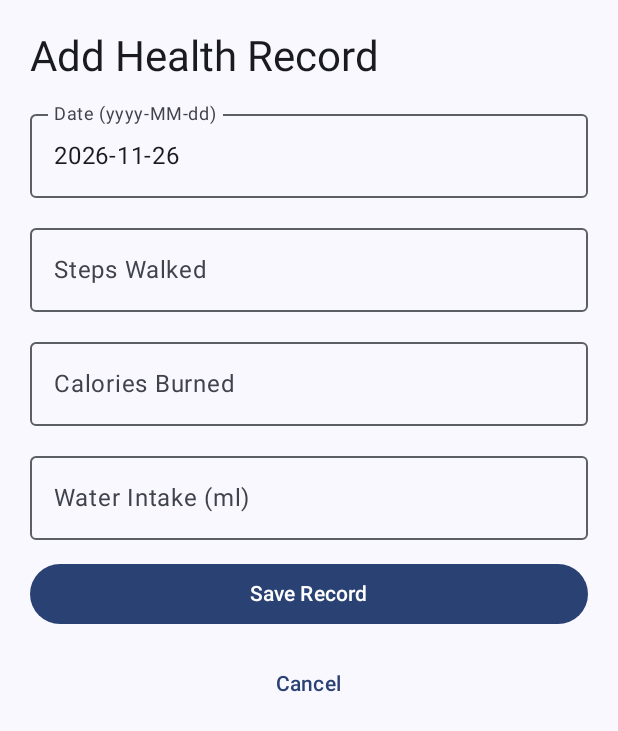
After one commit to Zaid226615/HealthMate-Mobile.App, an Android app built with Jetpack Compose: the composable AddRecord shown on its own in the app's theme, on a phone screen of 412 x 824 dp. The commit adds this screen. Shown: the top 731 px of the screen. Run offline under Robolectric (Android 15) with nearby library versions, the phone set to English and light mode, and no system bars.

Commit message:
Implement SQLite health record CRUD functionality

```diff
--- /dev/null
+++ b/app/src/main/java/com/example/healthmate/AddRecord.kt
@@ -0,0 +1,156 @@
+package com.example.healthmate
+
+import androidx.compose.foundation.layout.*
+import androidx.compose.foundation.rememberScrollState
+import androidx.compose.foundation.text.KeyboardOptions
+import androidx.compose.foundation.verticalScroll
+import androidx.compose.material3.*
+import androidx.compose.runtime.*
+import androidx.compose.ui.Modifier
+import androidx.compose.ui.text.input.KeyboardType
+import androidx.compose.ui.unit.dp
+import java.text.SimpleDateFormat
+import java.util.Date
+import java.util.Locale
+
+@Composable
+fun AddRecord(
+    onSave: (HealthRecord) -> Unit,
+    onCancel: () -> Unit,
+    recordToEdit: HealthRecord? = null
+) {
+
+    var date by remember(recordToEdit?.id) {
+        mutableStateOf(
+            recordToEdit?.date
+                ?: SimpleDateFormat(
+                    "yyyy-MM-dd",
+                    Locale.getDefault()
+                ).format(Date())
+        )
+    }
+
+    var steps by remember(recordToEdit?.id) {
+        mutableStateOf(recordToEdit?.steps?.toString() ?: "")
+    }
+
+    var calories by remember(recordToEdit?.id) {
+        mutableStateOf(recordToEdit?.calories?.toString() ?: "")
+    }
+
+    var water by remember(recordToEdit?.id) {
+        mutableStateOf(recordToEdit?.water?.toString() ?: "")
+    }
+
+    var errorMessage by remember {
+        mutableStateOf("")
+    }
+
+    Column(
+        modifier = Modifier
+            .fillMaxSize()
+            .verticalScroll(rememberScrollState())
+            .padding(20.dp),
+
+        verticalArrangement = Arrangement.spacedBy(12.dp)
+    ) {
+
+        Text(
+            text = if (recordToEdit == null)
+                "Add Health Record"
+            else
+                "Update Health Record",
+            style = MaterialTheme.typography.headlineMedium
+        )
+
+        OutlinedTextField(
+            value = date,
+            onValueChange = { date = it },
+            label = { Text("Date (yyyy-MM-dd)") },
+            modifier = Modifier.fillMaxWidth()
+        )
+
+        OutlinedTextField(
+            value = steps,
+            onValueChange = { steps = it },
+            label = { Text("Steps Walked") },
+            keyboardOptions = KeyboardOptions(
+                keyboardType = KeyboardType.Number
+            ),
+            modifier = Modifier.fillMaxWidth()
+        )
+
+        OutlinedTextField(
+            value = calories,
+            onValueChange = { calories = it },
+            label = { Text("Calories Burned") },
+            keyboardOptions = KeyboardOptions(
+                keyboardType = KeyboardType.Number
+            ),
+            modifier = Modifier.fillMaxWidth()
+        )
+
+        OutlinedTextField(
+            value = water,
+            onValueChange = { water = it },
+            label = { Text("Water Intake (ml)") },
+            keyboardOptions = KeyboardOptions(
+                keyboardType = KeyboardType.Number
+            ),
+            modifier = Modifier.fillMaxWidth()
+        )
+
+        if (errorMessage.isNotEmpty()) {
+            Text(
+                text = errorMessage,
+                color = MaterialTheme.colorScheme.error
+            )
+        }
+
+        Button(
+            onClick = {
+
+                val stepValue = steps.toIntOrNull()
+                val calorieValue = calories.toIntOrNull()
+                val waterValue = water.toIntOrNull()
+
+                if (!date.matches(Regex("\\d{4}-\\d{2}-\\d{2}"))) {
+                    errorMessage = "Enter date as yyyy-MM-dd"
+
+                } else if (
+                    stepValue == null || stepValue < 0 ||
+                    calorieValue == null || calorieValue < 0 ||
+                    waterValue == null || waterValue < 0
+                ) {
+                    errorMessage = "Enter valid non-negative numbers"
+
+                } else {
+                    onSave(
+                        HealthRecord(
+                            id = recordToEdit?.id ?: 0,
+                            date = date,
+                            steps = stepValue,
+                            calories = calorieValue,
+                            water = waterValue
+                        )
+                    )
+                }
+            },
+            modifier = Modifier.fillMaxWidth()
+        ) {
+            Text(
+                if (recordToEdit == null)
+                    "Save Record"
+                else
+                    "Update Record"
+            )
+        }
+
+        TextButton(
+            onClick = onCancel,
+            modifier = Modifier.fillMaxWidth()
+        ) {
+            Text("Cancel")
+        }
+    }
+}
```
Also changed, not shown: app/src/main/java/com/example/healthmate/HealthDatabaseHelper.kt (added, +120 -0 lines), app/src/main/java/com/example/healthmate/HealthRecord.kt (added, +9 -0 lines), app/src/main/java/com/example/healthmate/MainActivity.kt (+158 -51 lines), app/src/main/java/com/example/healthmate/View Records.kt (added, +104 -0 lines).
